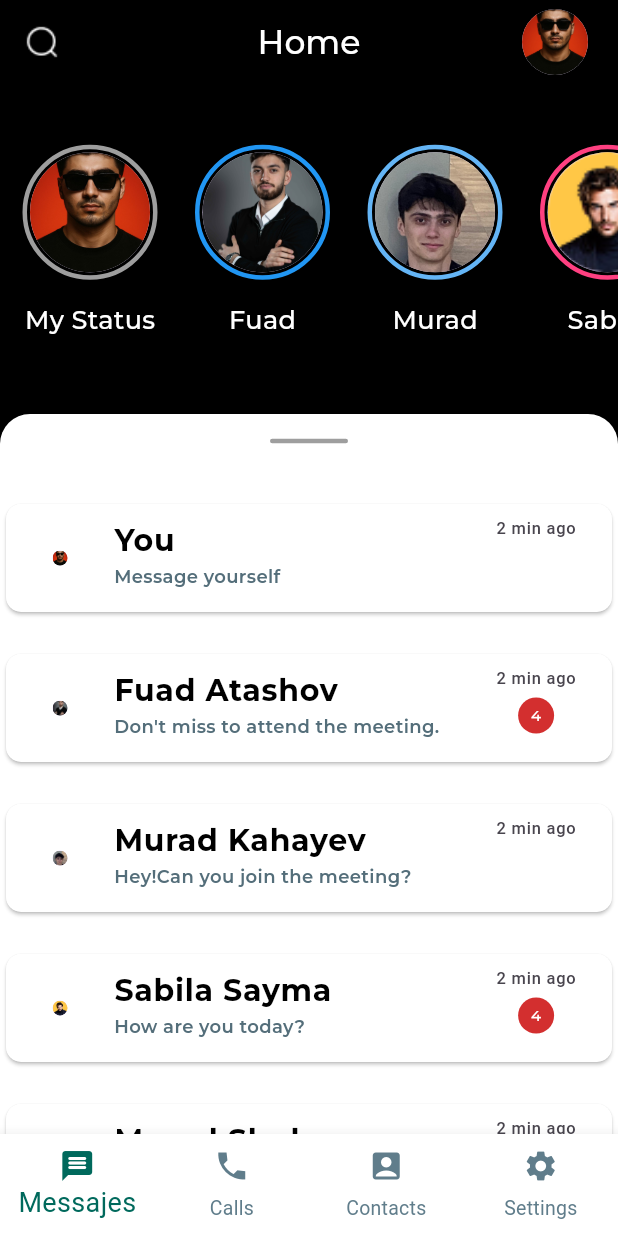
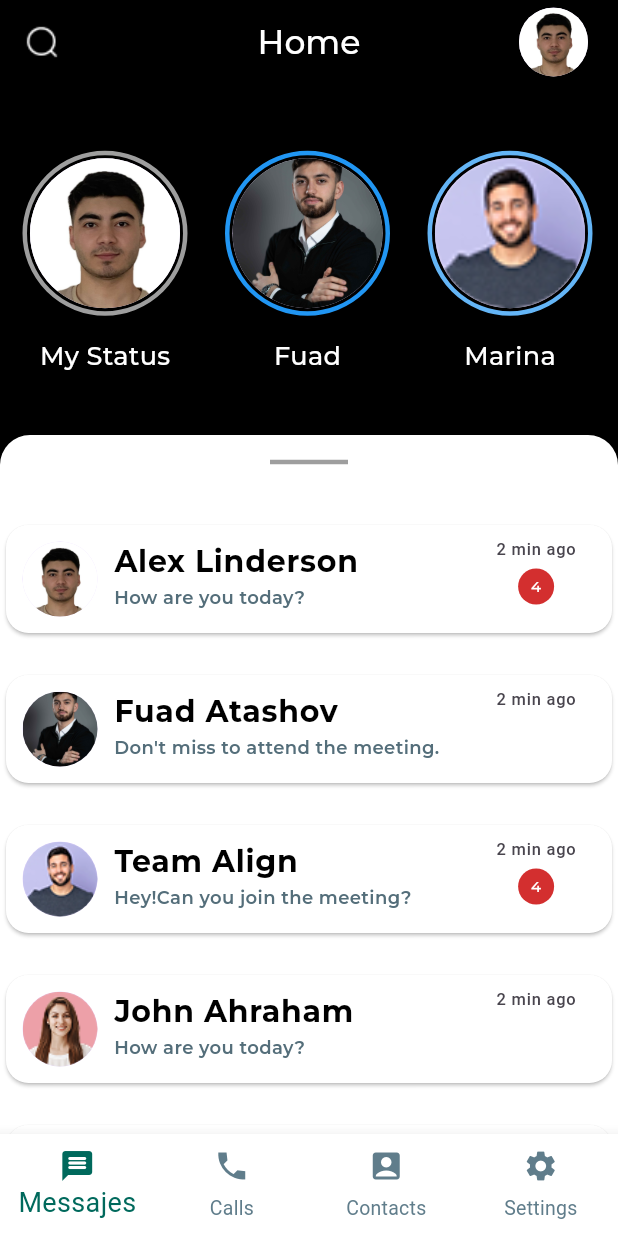
Before and after one commit to ChinaDevHub/Chatbox_App, a Flutter app: the HomePage screen opened directly, on a phone screen of 412 x 824 dp. Run offline on Flutter 3.47's test engine with Material 3 defaults, Android fonts, the phone set to English and light mode, and no system bars; drawn by our look-alikes of flutter_slidable; our stand-ins replace device_preview_plus, google_fonts.

Commit message:
07.08 upload

```diff
--- a/lib/ui/pages/home_page.dart
+++ b/lib/ui/pages/home_page.dart
@@ -2,7 +2,6 @@ import 'package:flutter/material.dart';
 import 'package:flutter_slidable/flutter_slidable.dart';
 import 'package:my_mentor/controllers/login_controller.dart';
 import 'package:my_mentor/ui/widgets/custom_bottom_nav_bar.dart';
-import 'package:my_mentor/ui/widgets/custom_divider.dart';
 import 'package:my_mentor/ui/widgets/custom_text_edit.dart';
 import 'package:provider/provider.dart';
 
@@ -12,33 +11,33 @@ class HomePage extends StatelessWidget {
   final List<Widget> pages = [];
 
   final List<String> storyImages = [
-    'assets/zloyme.jpg',
+    'assets/white_back_ME.jpg',
     'assets/fuad_photo.jpg',
+    'assets/status_photo_3.png',
+    'assets/status_photo_4.png',
+    'assets/status_photo_5.png',
+    'assets/status_photo.png',
     'assets/leqa.jpg',
-    'assets/status_photo_5.png',
     'assets/sukurov.jpg',
     'assets/seferov.jpg',
-    'assets/status_photo_3.png',
-    'assets/status_photo_4.png',
-    'assets/status_photo.png',
-    'assets/white_back_ME.jpg',
+    'assets/zloyme.jpg',
   ];
 
   final List<String> messageTitle = [
-    'You',
+    'Alex Linderson',
     'Fuad Atashov',
+    'Team Align',
+    'John Ahraham',
+    'Sabila Sayma',
+    'Alney Budovski',
     'Murad Kahayev',
-    'Sabila Sayma',
     'Murad Shukurov',
     'Senan Seferov',
-    'Team Align',
-    'John Ahraham',
-    'Alney Budovski',
-    'Chingiz Zaidov',
+    'You',
   ];
 
   final List<String> messageSubTitle = [
-    'Message yourself',
+    'How are you today?',
     "Don't miss to attend the meeting.",
     'Hey!Can you join the meeting?',
     'How are you today?',
@@ -47,20 +46,20 @@ class HomePage extends StatelessWidget {
     "Don't forget the file!",
     'Can we talk now?',
     'Good luck today!',
-    'How are you today?',
+    'Message yourself',
   ];
 
   final List<String> statusNames = [
     'My Status',
     'Fuad',
+    'Marina',
+    'John',
+    'Sabila',
+    'Alney',
     'Murad',
-    'Sabila',
     'Murad',
     'Senan',
-    'Marina',
-    'John',
-    'Alney',
-    'China',
+    'You',
   ];
 
   final List<Color> storyEdgeColors = [
@@ -76,8 +75,11 @@ class HomePage extends StatelessWidget {
     Colors.greenAccent.shade700,
   ];
 
-  AppBar appBar() {
-    return AppBar(
+//AppBar Part
+  PreferredSize appBar(){
+    return PreferredSize(
+      preferredSize: Size.fromHeight(60),
+      child: AppBar(
           leading: Image.asset('assets/Search.png', fit: BoxFit.scaleDown),
           backgroundColor: Colors.black,
           title: Text(
@@ -93,21 +95,22 @@ class HomePage extends StatelessWidget {
               padding: const EdgeInsets.symmetric(horizontal: 20),
               child: CircleAvatar(
                 backgroundImage: AssetImage(storyImages.first),
-            radius: 22,
+                radius: 23,
               ),
             ),
           ],
+        ),
     );
   }
 
-  SingleChildScrollView body() {
+  // Body Part
+  Widget body(){
     return SingleChildScrollView(
         scrollDirection: Axis.vertical,
         physics: BouncingScrollPhysics(),
         child: Column(
-        mainAxisSize: MainAxisSize.min,
           children: [
-          SizedBox(height: 30),
+            SizedBox(height: 40),
             SizedBox(
               height: 150,
               child: ListView.builder(
@@ -132,7 +135,7 @@ class HomePage extends StatelessWidget {
                             padding: const EdgeInsets.all(5),
                             child: CircleAvatar(
                               backgroundImage: AssetImage(storyImages[i]),
-                            maxRadius: 40,
+                              maxRadius: 50,
                             ),
                           ),
                         ),
@@ -169,10 +172,10 @@ class HomePage extends StatelessWidget {
                   child: Column(
                     children: [
                       SizedBox(height: 10),
-                CustomDivider(
+                      Divider(
+                        color: Colors.grey,
+                        endIndent: 180,
                         indent: 180,
-                  endIndent: 180,
-                  divColor: Colors.grey,
                         thickness: 3,
                       ),
                       SizedBox(height: 20),
@@ -216,13 +219,16 @@ class HomePage extends StatelessWidget {
                               child: Card(
                                 color: Colors.white,
                                 shape: RoundedRectangleBorder(
-                            borderRadius: BorderRadius.circular(10),
+                                  borderRadius: BorderRadius.circular(15),
                                 ),
                                 child: ListTile(
                                   leading: Transform.scale(
-                              scale: 0.25,
+                                    scale: 1.25,
                                     child: CircleAvatar(
-                                backgroundImage: AssetImage(storyImages[index]),
+                                      backgroundImage: AssetImage(
+                                        storyImages[index],
+                                      ),
+                                      //maxRadius: 25,
                                     ),
                                   ),
                                   title: Text(
@@ -245,7 +251,7 @@ class HomePage extends StatelessWidget {
                                     children: [
                                       Text('2 min ago'),
                                       SizedBox(height: 5),
-                                index % 2 == 1
+                                      index % 2 == 0
                                           ? CircleAvatar(
                                             backgroundColor: Colors.red.shade700,
                                             child: Center(
@@ -277,7 +283,6 @@ class HomePage extends StatelessWidget {
       );
   }
 
-
   @override
   Widget build(BuildContext context) {
     final watchData = context.watch<LoginController>();
--- /dev/null
+++ b/lib/ui/pages/messages_page.dart
@@ -0,0 +1,14 @@
+import 'package:flutter/material.dart';
+
+class MessagesPage extends StatelessWidget {
+  const MessagesPage({super.key});
+
+  @override
+  Widget build(BuildContext context) {
+    return Scaffold(
+      body: Center(
+        child: Text('This is message page'),
+      ),
+    );
+  }
+}
```
Lines whose indentation alone changed are shown as unchanged.
